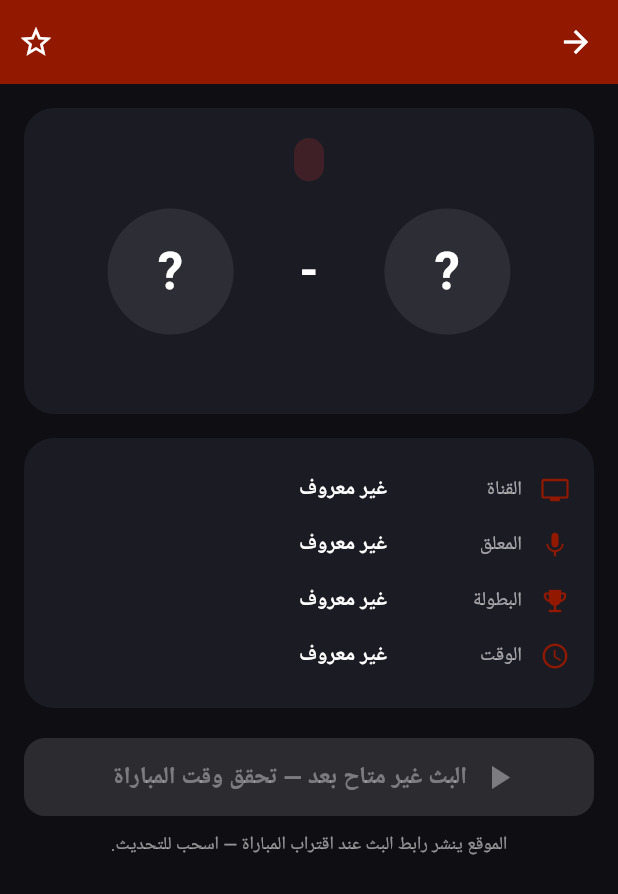
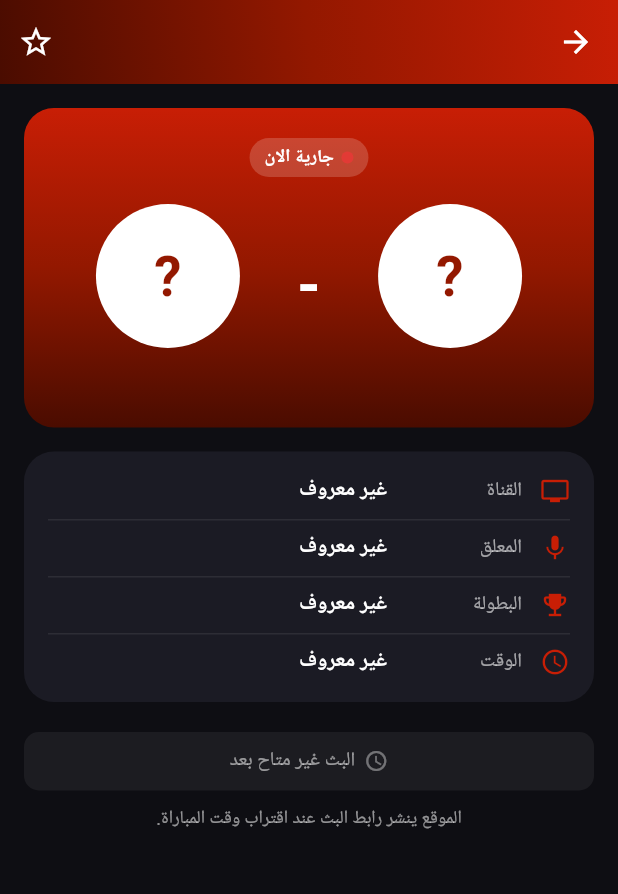
Before and after one commit to SyedAthar101/yalla-shoot, a Flutter app: the MatchDetailScreen screen opened directly with empty values, on a phone screen of 412 x 824 dp. Shown: the top 894 px of the screen. Run offline on Flutter 3.47's test engine with Material 3 defaults, Android fonts, the phone set to English and light mode, and no system bars; our stand-ins replace shared_preferences, webview_flutter; accounts and stored records are empty; network calls fail.

Commit message:
Yalla Shoot v1.1.0 professional UI redesign

```diff
--- a/lib/screens/match_detail_screen.dart
+++ b/lib/screens/match_detail_screen.dart
@@ -1,6 +1,7 @@
 import 'package:flutter/material.dart';
 
 import '../models/match_model.dart';
+import '../widgets/ui_kit.dart';
 import 'player_screen.dart';
 
 class MatchDetailScreen extends StatelessWidget {
@@ -15,42 +16,11 @@ class MatchDetailScreen extends StatelessWidget {
     required this.onFavorite,
   });
 
-  Widget _team(BuildContext context, String logo, String name, bool home) {
+  Widget _team(String logo, String name) {
     return Expanded(
       child: Column(
         children: [
-          Container(
-            width: 84,
-            height: 84,
-            decoration: BoxDecoration(
-              color: Colors.white.withOpacity(0.08),
-              shape: BoxShape.circle,
-            ),
-            clipBehavior: Clip.antiAlias,
-            child: logo.isEmpty
-                ? Center(
-                    child: Text(
-                      name.isNotEmpty ? name.characters.first : '?',
-                      style: const TextStyle(
-                          fontSize: 34,
-                          fontWeight: FontWeight.bold,
-                          color: Colors.white),
-                    ),
-                  )
-                : Image.network(
-                    logo,
-                    fit: BoxFit.contain,
-                    errorBuilder: (_, __, ___) => Center(
-                      child: Text(
-                        name.isNotEmpty ? name.characters.first : '?',
-                        style: const TextStyle(
-                            fontSize: 34,
-                            fontWeight: FontWeight.bold,
-                            color: Colors.white),
-                      ),
-                    ),
-                  ),
-          ),
+          TeamLogo(url: logo, name: name, size: 96),
           const SizedBox(height: 10),
           Text(
             name,
@@ -70,7 +40,7 @@ class MatchDetailScreen extends StatelessWidget {
       padding: const EdgeInsets.symmetric(vertical: 8),
       child: Row(
         children: [
-          Icon(icon, size: 20, color: const Color(0xFF931800)),
+          Icon(icon, size: 20, color: AppColors.redBright),
           const SizedBox(width: 12),
           SizedBox(
             width: 90,
@@ -97,10 +67,21 @@ class MatchDetailScreen extends StatelessWidget {
   @override
   Widget build(BuildContext context) {
     final live = match.status == MatchStatus.live;
+    final showScore =
+        live || match.status == MatchStatus.finished;
+    final pillLabel = match.statusText.isNotEmpty
+        ? match.statusText
+        : MatchStatusLabel.label(match);
     return Scaffold(
-      backgroundColor: const Color(0xFF0E0E13),
+      backgroundColor: AppColors.background,
       appBar: AppBar(
-        backgroundColor: const Color(0xFF931800),
+        backgroundColor: Colors.transparent,
+        elevation: 0,
+        flexibleSpace: Container(
+          decoration: const BoxDecoration(
+            gradient: AppColors.appBarGradient,
+          ),
+        ),
         title: Text(
           match.league,
           style: const TextStyle(fontSize: 15, fontWeight: FontWeight.bold),
@@ -108,8 +89,7 @@ class MatchDetailScreen extends StatelessWidget {
         actions: [
           IconButton(
             icon: Icon(isFavorite ? Icons.star : Icons.star_border,
-                color:
-                    isFavorite ? const Color(0xFFFFC107) : Colors.white),
+                color: isFavorite ? AppColors.gold : Colors.white),
             onPressed: onFavorite,
           ),
         ],
@@ -122,59 +102,47 @@ class MatchDetailScreen extends StatelessWidget {
               width: double.infinity,
               padding: const EdgeInsets.all(20),
               decoration: BoxDecoration(
-                color: const Color(0xFF1B1B24),
+                gradient: AppColors.heroGradient,
                 borderRadius: BorderRadius.circular(20),
               ),
               child: Column(
                 children: [
-                  Container(
-                    padding: const EdgeInsets.symmetric(
-                        horizontal: 10, vertical: 4),
-                    decoration: BoxDecoration(
-                      color: (live
-                              ? const Color(0xFFE53935)
-                              : const Color(0xFF2E9E5B))
-                          .withOpacity(0.18),
-                      borderRadius: BorderRadius.circular(20),
-                    ),
-                    child: Text(
-                      match.statusText.isEmpty
-                          ? match.time
-                          : match.statusText,
-                      style: TextStyle(
+                  if (pillLabel.isNotEmpty)
+                    StatusPill(
+                      label: pillLabel,
                       color: live
-                            ? const Color(0xFFE53935)
-                            : const Color(0xFF2E9E5B),
-                        fontWeight: FontWeight.bold,
-                      ),
-                    ),
+                          ? Colors.white
+                          : Colors.white.withOpacity(0.85),
+                      isLive: live,
                     ),
                   const SizedBox(height: 18),
                   Row(
                     crossAxisAlignment: CrossAxisAlignment.start,
                     children: [
-                      _team(context, match.homeLogo, match.homeTeam, true),
+                      _team(match.homeLogo, match.homeTeam),
                       Padding(
-                        padding: const EdgeInsets.only(top: 18),
+                        padding: const EdgeInsets.only(top: 26),
                         child: Column(
                           children: [
                             Text(
-                              match.scoreText,
-                              style: const TextStyle(
-                                  fontSize: 32,
+                              showScore ? match.scoreText : match.time,
+                              style: TextStyle(
+                                fontSize: showScore ? 40 : 18,
                                 fontWeight: FontWeight.bold,
-                                  color: Colors.white),
+                                color: Colors.white,
+                              ),
                             ),
                             const SizedBox(height: 4),
                             Text(
-                              match.time,
+                              showScore ? match.time : 'بتوقيت القاهرة',
                               style: TextStyle(
-                                  color: Colors.white.withOpacity(0.6)),
+                                  color:
+                                      Colors.white.withOpacity(0.75)),
                             ),
                           ],
                         ),
                       ),
-                      _team(context, match.awayLogo, match.awayTeam, false),
+                      _team(match.awayLogo, match.awayTeam),
                     ],
                   ),
                 ],
@@ -183,57 +151,43 @@ class MatchDetailScreen extends StatelessWidget {
             const SizedBox(height: 16),
             Container(
               width: double.infinity,
-              padding: const EdgeInsets.all(16),
+              padding:
+                  const EdgeInsets.symmetric(horizontal: 16, vertical: 8),
               decoration: BoxDecoration(
-                color: const Color(0xFF1B1B24),
+                color: AppColors.card,
                 borderRadius: BorderRadius.circular(20),
               ),
               child: Column(
                 children: [
                   _infoRow(Icons.tv, 'القناة', match.channel),
+                  Divider(height: 1, color: Colors.white.withOpacity(0.08)),
                   _infoRow(Icons.mic, 'المعلق', match.commentator),
+                  Divider(height: 1, color: Colors.white.withOpacity(0.08)),
                   _infoRow(Icons.emoji_events, 'البطولة', match.league),
+                  Divider(height: 1, color: Colors.white.withOpacity(0.08)),
                   _infoRow(Icons.access_time, 'الوقت', match.time),
                 ],
               ),
             ),
             const SizedBox(height: 20),
-            SizedBox(
-              width: double.infinity,
+            if (match.hasStream)
+              GradientButton(
+                label: 'شاهد المباراة الآن',
+                icon: Icons.play_arrow,
                 height: 52,
-              child: ElevatedButton.icon(
-                onPressed: match.hasStream
-                    ? () {
+                onPressed: () {
                   Navigator.of(context).push(
                     MaterialPageRoute(
                       builder: (_) => PlayerScreen(match: match),
                     ),
                   );
-                      }
-                    : null,
-                icon: const Icon(Icons.play_arrow, size: 26),
-                label: Text(
-                  match.hasStream
-                      ? 'شاهد المباراة الآن'
-                      : 'البث غير متاح بعد — تحقق وقت المباراة',
-                  style: const TextStyle(
-                      fontSize: 16, fontWeight: FontWeight.bold),
-                ),
-                style: ElevatedButton.styleFrom(
-                  backgroundColor: const Color(0xFF931800),
-                  foregroundColor: Colors.white,
-                  disabledBackgroundColor: Colors.white12,
-                  disabledForegroundColor: Colors.white38,
-                  shape: RoundedRectangleBorder(
-                    borderRadius: BorderRadius.circular(14),
-                  ),
-                ),
-              ),
-            ),
-            if (!match.hasStream) ...[
+                },
+              )
+            else ...[
+              const MutedLabel(text: 'البث غير متاح بعد'),
               const SizedBox(height: 10),
               Text(
-                'الموقع ينشر رابط البث عند اقتراب المباراة — اسحب للتحديث.',
+                'الموقع ينشر رابط البث عند اقتراب وقت المباراة.',
                 textAlign: TextAlign.center,
                 style: TextStyle(
                     color: Colors.white.withOpacity(0.55), fontSize: 12),
```
Lines whose indentation alone changed are shown as unchanged.
